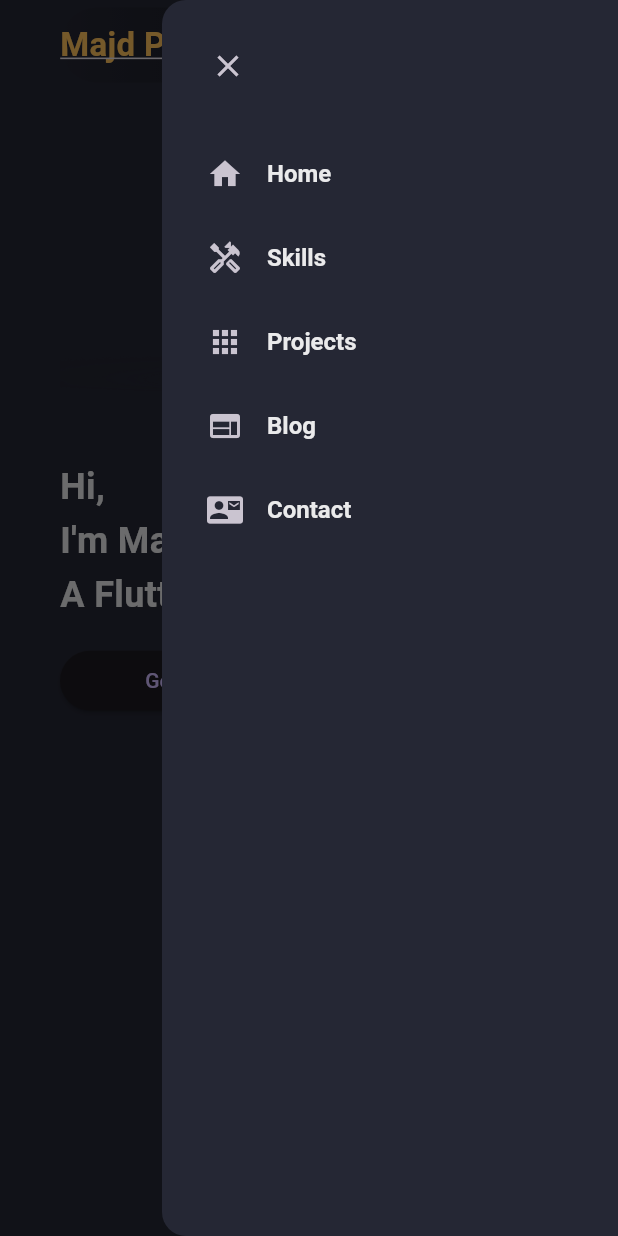
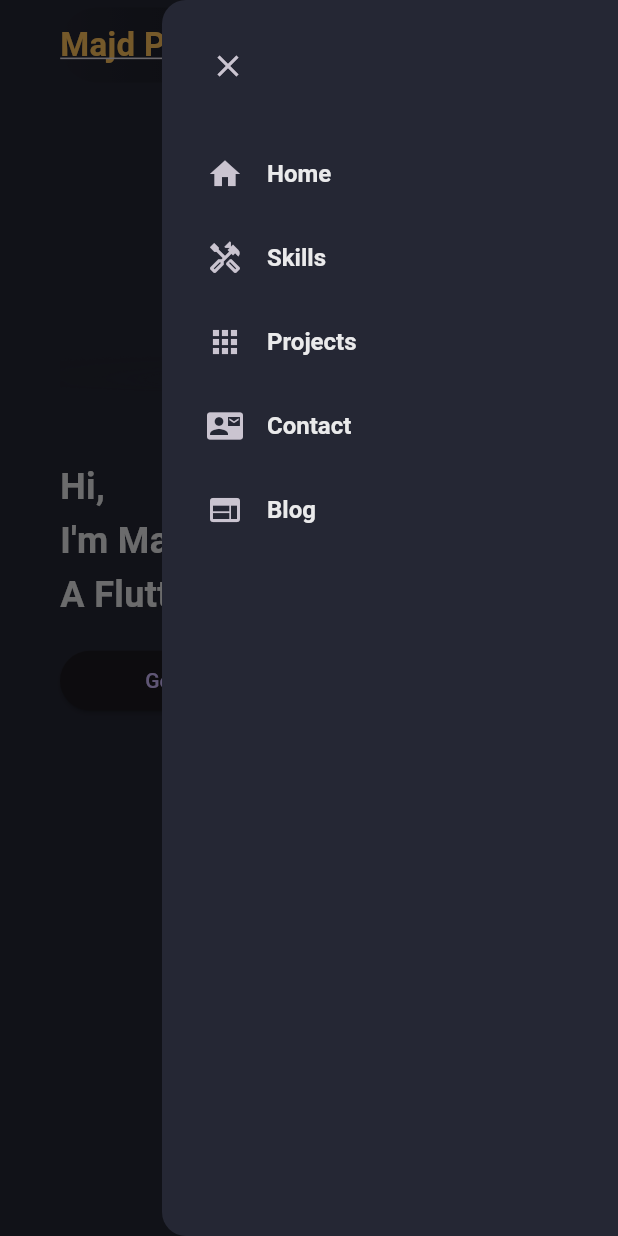
Before and after one commit to majdmari/majd_portfolio, a Flutter app: the screen it shows after launch, after a tap on the "menu" icon, on a phone screen of 412 x 824 dp. Run offline on Flutter 3.47's test engine with Material 3 defaults, Android fonts, the phone set to English and light mode, and no system bars; missing offline and left inert: dart:js.

Commit message:
CONTACT and FOOTER

```diff
--- a/lib/constants/nav_items.dart
+++ b/lib/constants/nav_items.dart
@@ -4,14 +4,14 @@ List<String> navTitles = [
   'Home',
   'Skills',
   'Projects',
+  'Contact',
   'Blog',
-  'Contact',
 ];
 
 List<IconData> navIcons = [
   Icons.home,
   Icons.handyman_outlined,
   Icons.apps,
+  Icons.quick_contacts_mail,
   Icons.web,
-  Icons.quick_contacts_mail,
 ];
--- /dev/null
+++ b/lib/constants/sns_links.dart
@@ -0,0 +1,8 @@
+class SnsLinks {
+  static const String github = "https://github.com/majdmari";
+  static const String linkedIn = "https://www.linkedin.com/in/majd-mari-531519241/";
+  static const String facebook = "https://www.facebook.com/majd.abuelias/";
+  static const String instagram = "https://www.instagram.com/majdmari/";
+  static const String telegram = "https://t.me/KN3OOS";
+  // static const String blog = "https://www.shohruhak.com/tech";
+}
--- a/lib/views/screens/home_screen.dart
+++ b/lib/views/screens/home_screen.dart
@@ -1,17 +1,22 @@
 import 'package:flutter/material.dart';
 import 'package:majd_portfolio/constants/size.dart';
+import 'package:majd_portfolio/constants/sns_links.dart';
 import 'package:majd_portfolio/utils/project_utils.dart';
+import 'package:majd_portfolio/views/widgets/contact_section.dart';
+import 'package:majd_portfolio/views/widgets/custom_text_field.dart';
+import 'package:majd_portfolio/views/widgets/footer.dart';
 import 'package:majd_portfolio/views/widgets/header_desktop.dart';
-import 'package:majd_portfolio/views/widgets/header_mobile.dart';
 import 'package:majd_portfolio/views/widgets/main_mobile.dart';
-import 'package:majd_portfolio/views/widgets/skills_desktop.dart';
 
 import '../../constants/colors.dart';
 import '../widgets/drawer_mobile.dart';
+import '../widgets/header_mobile.dart';
 import '../widgets/main_desktop.dart';
 import '../widgets/project_card.dart';
 import '../widgets/project_section.dart';
+import '../widgets/skills_desktop.dart';
 import '../widgets/skills_mobile.dart';
+import 'dart:js' as js;
 
 class HomeScreen extends StatefulWidget {
   const HomeScreen({super.key});
@@ -22,6 +27,8 @@ class HomeScreen extends StatefulWidget {
 
 class _HomeScreenState extends State<HomeScreen> {
   final scaffoldKey = GlobalKey<ScaffoldState>();
+  final scrollController = ScrollController();
+  final List<GlobalKey> navBarKeys = List.generate(4, (index) => GlobalKey());
 
   @override
   Widget build(BuildContext context) {
@@ -34,65 +41,103 @@ class _HomeScreenState extends State<HomeScreen> {
         backgroundColor: CustomColors.scaffoldBg,
         endDrawer: constraints.maxWidth >= kMinDesktopWidth
             ? null
-            : const DrawerMobile(),
-        body: ListView(
+            : DrawerMobile(
+                onNavItemTap: (int navIndex) {
+                  //call funcation
+                  scaffoldKey.currentState?.closeEndDrawer();
+                  scrollToSection(navIndex);
+                },
+              ),
+        body: SingleChildScrollView(
+          controller: scrollController,
           scrollDirection: Axis.vertical,
+          child: Column(
             children: [
-            //main
-              if(constraints.maxWidth>=kMinDesktopWidth)
-              const HeaderDesktop()else
+              SizedBox(
+                key: navBarKeys.first,
+              ),
+              // main
+              if (constraints.maxWidth >= kMinDesktopWidth)
+                HeaderDesktop(
+                  onNavMenuTap: (int navIndex) {
+                    //call funcation
+                    scrollToSection(navIndex);
+
+                  },
+                )
+              else
                 HeaderMobile(
-                onLogoTap: (){},
-                onMenuTap: (){
+                  onLogoTap: () {},
+                  onMenuTap: () {
                     scaffoldKey.currentState?.openEndDrawer();
                   },
                 ),
               //Main Desktop
-              if(constraints.maxWidth>=kMinDesktopWidth)
-                const MainDesktop()else
+              if (constraints.maxWidth >= kMinDesktopWidth)
+                const MainDesktop()
+              else
                 const MainMobile(),
 
               //SKILLs
               Container(
-
+                key: navBarKeys[1],
                 width: screenWidth,
                 color: CustomColors.bgLight1,
-                padding: const EdgeInsets.fromLTRB(25,20, 25, 60),
-                child:  Column(
+                padding: const EdgeInsets.fromLTRB(25, 20, 25, 60),
+                child: Column(
                   mainAxisSize: MainAxisSize.min,
                   children: [
                     //title
-                    const Text('What i can do',style: TextStyle(
+                    const Text(
+                      'What i can do',
+                      style: TextStyle(
                         fontSize: 24,
                         fontWeight: FontWeight.bold,
                         color: CustomColors.whitePrimary,
-                    ),),
+                      ),
+                    ),
                     const SizedBox(height: 50),
                     //platforms and skills
-                    if(constraints.maxWidth>=kMedDesktopWidth)
-                    const SkillsDesktop()else
-
+                    if (constraints.maxWidth >= kMedDesktopWidth)
+                      const SkillsDesktop()
+                    else
                       const SkillsMobile(),
                   ],
                 ),
               ),
-            SizedBox(height:30 ),
+              const SizedBox(height: 30),
               //PROJECTS
-            const ProjectsSection(),
+              ProjectsSection(
+                key: navBarKeys[2],
+              ),
+              const SizedBox(height: 30),
+
               //CONTACT
-            Container(
-              height: 500,
-              width: double.maxFinite,
-              color: Colors.blueGrey,
+              ContactSection(
+                key: navBarKeys[3],
               ),
               //FOOTER
-            Container(
-              height: 500,
-              width: double.maxFinite,
+              const Footer(),
+            ],
           ),
-          ],
         ),
       );
     });
   }
+
+  void scrollToSection(int navIndex) {
+    if (navIndex == 4) {
+      //open a blog page
+      js.context.callMethod('open', [SnsLinks.github]);
+      return;
     }
+    final key = navBarKeys[navIndex];
+    Scrollable.ensureVisible(
+      key.currentContext!,
+      duration: const Duration(
+        milliseconds: 500,
+      ),
+      curve: Curves.easeInOut,
+    );
+  }
+}
--- /dev/null
+++ b/lib/views/widgets/contact_section.dart
@@ -0,0 +1,160 @@
+import 'package:flutter/material.dart';
+import 'package:majd_portfolio/constants/size.dart';
+import 'package:majd_portfolio/constants/sns_links.dart';
+
+import '../../constants/colors.dart';
+import 'custom_text_field.dart';
+import 'dart:js' as js;
+
+class ContactSection extends StatelessWidget {
+  const ContactSection({super.key});
+
+  @override
+  Widget build(BuildContext context) {
+    return  Container(
+      padding: const EdgeInsets.fromLTRB(25, 20, 25, 60),
+      color: CustomColors.bgLight1,
+      child: Column(
+        children: [
+          //title
+          Text(
+            'Get in touch',
+            style: TextStyle(
+              fontWeight: FontWeight.bold,
+              fontSize: 24,
+              color: CustomColors.whitePrimary,
+            ),
+          ),
+          const SizedBox(height: 50),
+          ConstrainedBox(
+            constraints: BoxConstraints(
+              maxWidth: 700,
+              maxHeight: 100,
+            ),
+            child:LayoutBuilder(
+                builder: (context,constraints){
+                  if (constraints.maxWidth >= kMinDesktopWidth){
+return buildNameEmailFieldDesctop();
+                  }
+                  //else
+                  return buildNameEmailFieldMobile();
+                },),
+          ),
+          const SizedBox(height: 15),
+          //message
+          ConstrainedBox(
+            constraints: BoxConstraints(
+              maxWidth: 700,
+            ),
+            child: CustomTextField(
+              hintText: 'Your Message',
+              maxLines: 16,
+            ),
+          ),
+          const SizedBox(height: 20),
+          //send button
+          ConstrainedBox(
+            constraints: BoxConstraints(
+              maxWidth: 700,
+            ),
+            child: SizedBox(
+              width: double.maxFinite,
+              child: ElevatedButton(
+                onPressed: () {},
+                child: Text('Get in Touch'),
+              ),
+            ),
+          ),
+          const SizedBox(height: 30),
+          ConstrainedBox(
+              constraints: BoxConstraints(
+                maxWidth: 300,
+              ),
+              child: const Divider()),
+          const SizedBox(height: 15),
+          //SNS Icon Button Links
+          Wrap(
+            spacing: 12,
+            runSpacing: 12,
+            alignment: WrapAlignment.center,
+            children: [
+              InkWell(
+                  onTap: () {
+                    js.context.callMethod('open', [SnsLinks.github]);
+                  },
+                  child: Image.asset('assets/images/github.png',
+                      width: 28)),
+              InkWell(
+                  onTap: () {
+                    js.context.callMethod('open', [SnsLinks.linkedIn]);
+
+                  },
+                  child: Image.asset('assets/images/linkedin.png',
+                      width: 28)),
+              InkWell(
+                  onTap: () {
+                    js.context.callMethod('open', [SnsLinks.facebook]);
+
+                  },
+                  child: Image.asset('assets/images/facebook.png',
+                      width: 28)),
+              InkWell(
+                  onTap: () {
+                    js.context.callMethod('open', [SnsLinks.instagram]);
+
+                  },
+                  child: Image.asset('assets/images/instagram.png',
+                      width: 28)),
+              InkWell(
+                  onTap: () {
+                    js.context.callMethod('open', [SnsLinks.telegram]);
+
+                  },
+                  child: Image.asset('assets/images/telegram.png',
+                      width: 28)),
+            ],
+          )
+        ],
+      ),
+    );
+  }
+  Row buildNameEmailFieldDesctop(){
+    return Row(
+      children: [
+        //name
+        Flexible(
+          child: CustomTextField(
+            hintText: 'Your Name',
+          ),
+        ),
+        const SizedBox(width: 15),
+        //email
+        Flexible(
+          child: CustomTextField(
+            hintText: 'Your Email',
+          ),
+        ),
+      ],
+    );
+  }
+
+  Column buildNameEmailFieldMobile(){
+    return Column(
+      children: [
+        //name
+        Flexible(
+          child: CustomTextField(
+            hintText: 'Your Name',
+          ),
+        ),
+        const SizedBox(height: 15),
+        //email
+        Flexible(
+          child: CustomTextField(
+            hintText: 'Your Email',
+          ),
+        ),
+      ],
+    );
+  }
+}
--- /dev/null
+++ b/lib/views/widgets/custom_text_field.dart
@@ -0,0 +1,45 @@
+import 'package:flutter/material.dart';
+
+import '../../constants/colors.dart';
+
+class CustomTextField extends StatelessWidget {
+  const CustomTextField(
+      {super.key,
+       this.controller,
+       this.maxLines=1,
+       this.hintText});
+
+  final TextEditingController? controller;
+  final int maxLines;
+  final String? hintText;
+
+  @override
+  Widget build(BuildContext context) {
+    return TextField(
+      controller: controller,
+      maxLines: maxLines,
+      style: const TextStyle(
+        color: CustomColors.scaffoldBg,
+      ),
+      decoration: InputDecoration(
+        contentPadding: const EdgeInsets.all(16),
+        filled: true,
+        fillColor: CustomColors.whiteSecondary,
+        focusedBorder: getInputBorder(),
+        enabledBorder: getInputBorder(),
+        border: getInputBorder(),
+        hintText: hintText,
+        hintStyle: const TextStyle(
+          color: CustomColors.hintDark,
+        ),
+      ),
+    );
+  }
+
+  OutlineInputBorder getInputBorder() {
+    return OutlineInputBorder(
+      borderRadius: BorderRadius.circular(10),
+      borderSide: BorderSide.none,
+    );
+  }
+}
--- a/lib/views/widgets/drawer_mobile.dart
+++ b/lib/views/widgets/drawer_mobile.dart
@@ -4,7 +4,8 @@ import '../../constants/colors.dart';
 import '../../constants/nav_items.dart';
 
 class DrawerMobile extends StatelessWidget {
-  const DrawerMobile({super.key});
+  const DrawerMobile({super.key, required this.onNavItemTap});
+  final Function(int) onNavItemTap;
 
   @override
   Widget build(BuildContext context) {
@@ -29,7 +30,9 @@ class DrawerMobile extends StatelessWidget {
                 fontWeight: FontWeight.w600,
                 fontSize: 16,
               ),
-              onTap: (){},
+              onTap: (){
+                onNavItemTap(i);
+              },
               title: Text(navTitles[i]),
               leading: Icon(navIcons[i]),
             ),
--- /dev/null
+++ b/lib/views/widgets/footer.dart
@@ -0,0 +1,21 @@
+import 'package:flutter/material.dart';
+
+import '../../constants/colors.dart';
+
+class Footer extends StatelessWidget {
+  const Footer({super.key});
+
+  @override
+  Widget build(BuildContext context) {
+    return  Container(
+      padding: const EdgeInsets.symmetric(vertical: 20),
+      width: double.maxFinite,
+      alignment: Alignment.center,
+      child: const Text('Made by Majd Mari with Flutter 3.24.0',
+        style: TextStyle(
+          fontWeight: FontWeight.w400,
+          color: CustomColors.whiteSecondary,
+        ),),
+    );
+  }
+}
--- a/lib/views/widgets/main_desktop.dart
+++ b/lib/views/widgets/main_desktop.dart
@@ -1,6 +1,7 @@
 import 'package:flutter/material.dart';
 
 import '../../constants/colors.dart';
+
 
 
 class MainDesktop extends StatelessWidget {
--- a/lib/views/widgets/main_mobile.dart
+++ b/lib/views/widgets/main_mobile.dart
@@ -1,6 +1,7 @@
 import 'package:flutter/material.dart';
 
 import '../../constants/colors.dart';
+
 
 
 class MainMobile extends StatelessWidget {
--- a/lib/views/widgets/project_card.dart
+++ b/lib/views/widgets/project_card.dart
@@ -1,8 +1,9 @@
 import 'package:flutter/material.dart';
 import 'package:majd_portfolio/utils/project_utils.dart';
 
+import 'dart:js' as js;
+
 import '../../constants/colors.dart';
-import 'dart:js' as js;
 
 class ProjectCardWidget extends StatelessWidget {
   const ProjectCardWidget({
--- a/lib/views/widgets/site_logo.dart
+++ b/lib/views/widgets/site_logo.dart
@@ -1,6 +1,7 @@
 import 'package:flutter/material.dart';
 
 import '../../constants/colors.dart';
+
 
 
 class SiteLogo extends StatelessWidget {
```
Also changed, not shown: lib/views/widgets/header_desktop.dart (+5 -2 lines). Lines whose indentation alone changed are shown as unchanged.
